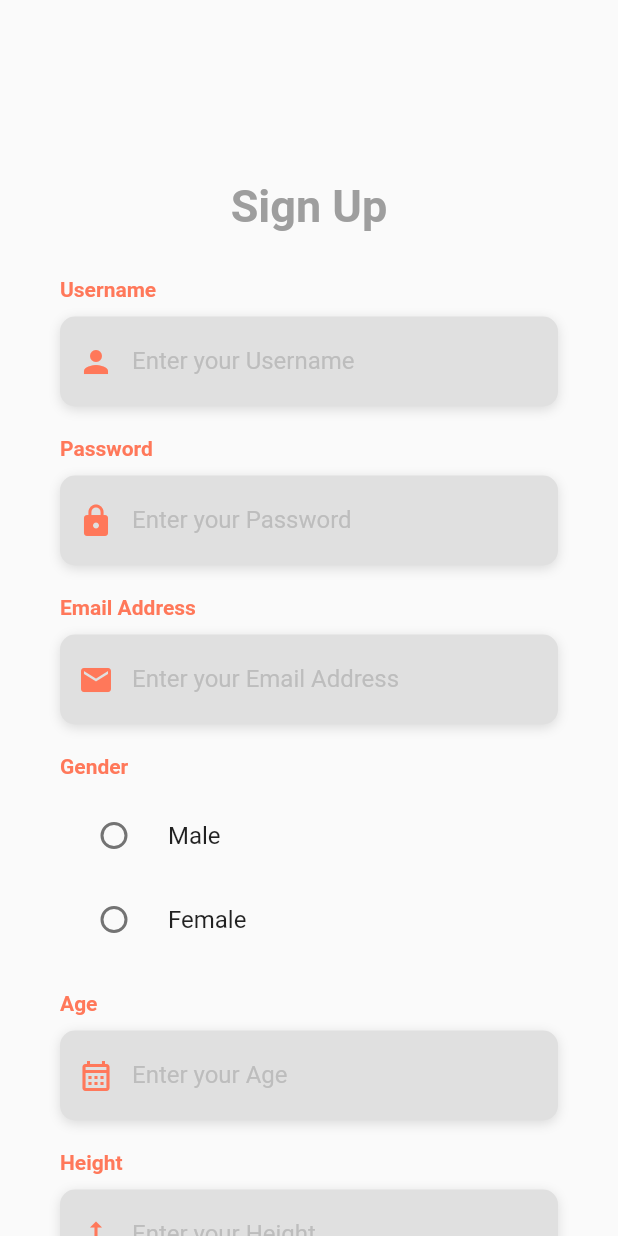
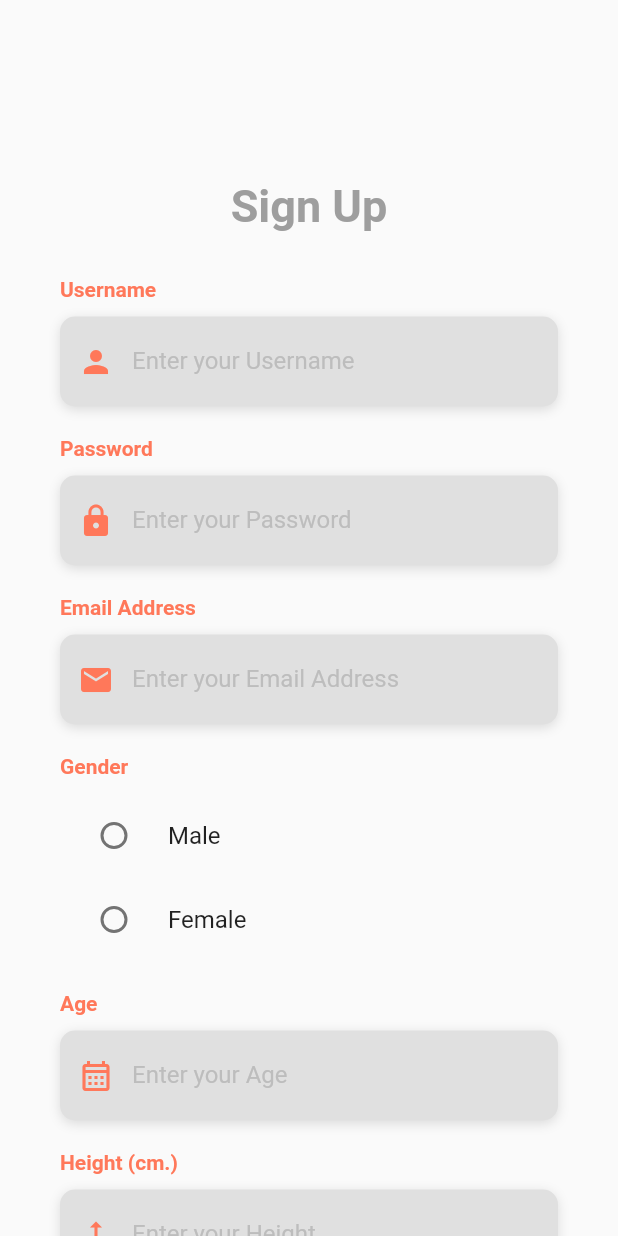
Before and after one commit to BlackCerulean/Kalrify, a Flutter app: the screen it shows after launch, after a tap on an icon or button, on a phone screen of 412 x 824 dp. Run offline on Flutter 3.47's test engine with Material 2 defaults, Android fonts, the phone set to English and light mode, and no system bars; our stand-ins replace image_picker, percent_indicator; missing offline and left inert: dart:ffi; Roboto replaces fonts that are missing (OpenSans).

Commit message:
[ADD] cm and kg regis

```diff
--- a/food_classi_application/lib/component/Register.dart
+++ b/food_classi_application/lib/component/Register.dart
@@ -166,7 +166,7 @@ class _RegisScreenState extends State<RegisScreen> {
       crossAxisAlignment: CrossAxisAlignment.start,
       children: <Widget>[
         Text(
-          'Height',
+          'Height (cm.)',
           style: kLabelStyle,
         ),
         SizedBox(height: 10.0),
@@ -202,7 +202,7 @@ class _RegisScreenState extends State<RegisScreen> {
       crossAxisAlignment: CrossAxisAlignment.start,
       children: <Widget>[
         Text(
-          'Weight',
+          'Weight (kg.)',
           style: kLabelStyle,
         ),
         SizedBox(height: 10.0),
```
